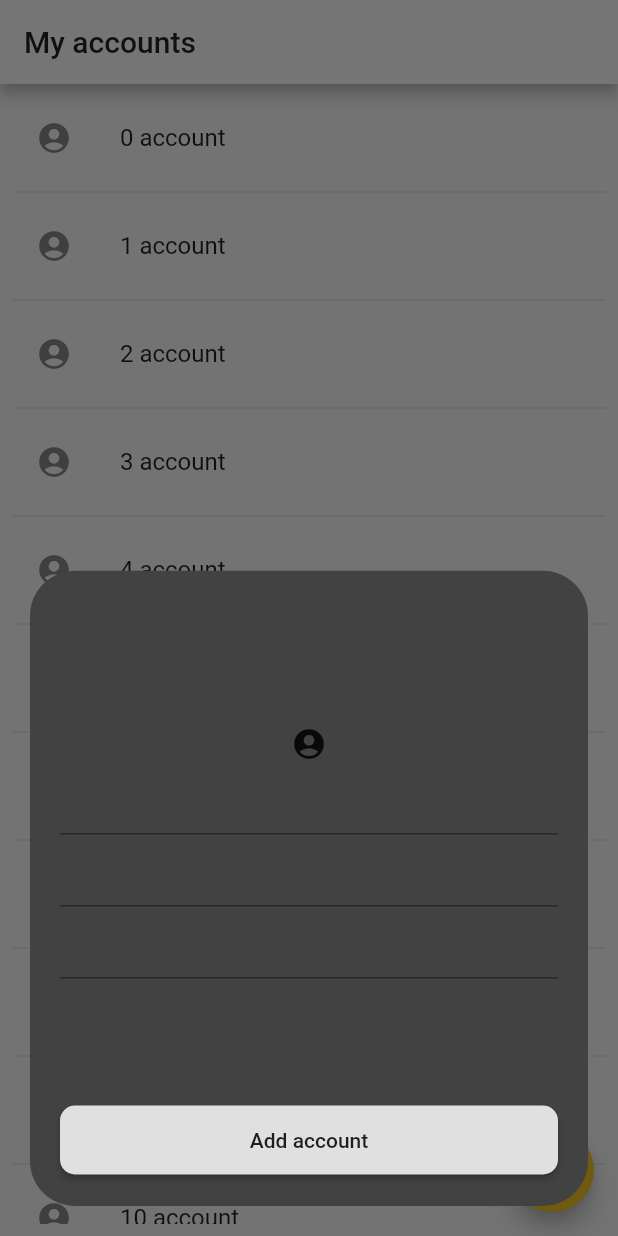
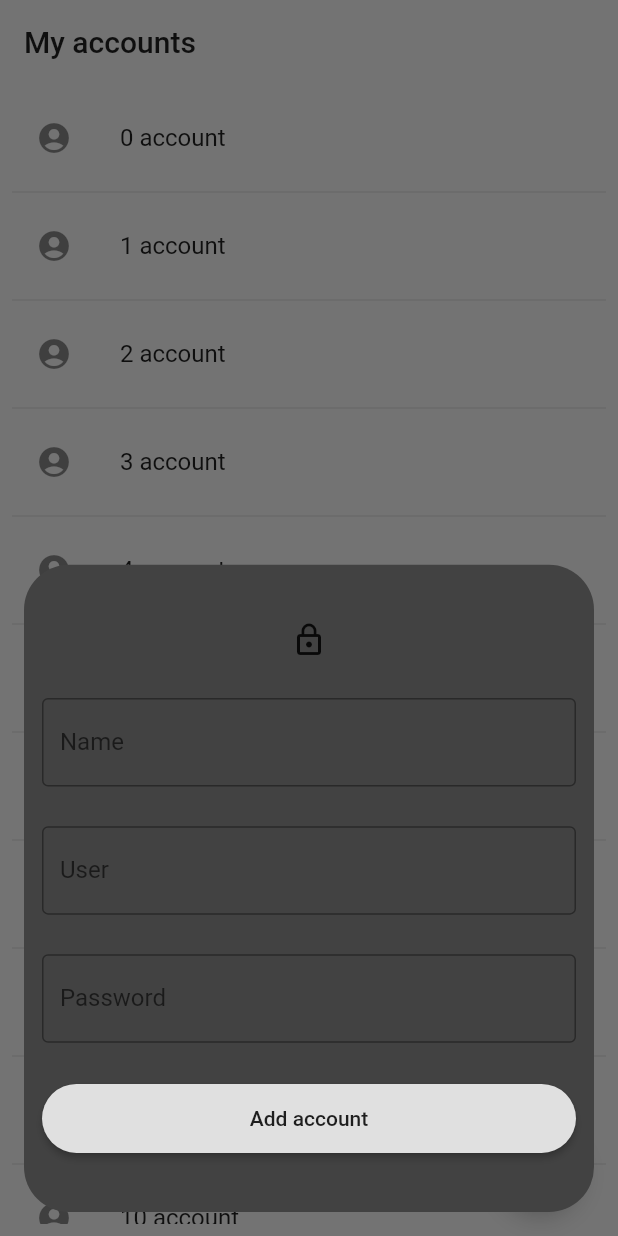
Before and after one commit to diegoalvis/Key-Keeper, a Flutter app: the screen it shows after launch, after a tap on the "add" icon, on a phone screen of 412 x 824 dp. Run offline on Flutter 3.47's test engine with Material 2 defaults, Android fonts, the light colour scheme and no system bars.

Commit message:
Implement UI of the add new account form

```diff
--- a/lib/account_list_page.dart
+++ b/lib/account_list_page.dart
@@ -13,7 +13,10 @@ class _AccountListPageState extends State<AccountListPage> {
   @override
   Widget build(BuildContext context) {
     return Scaffold(
-      appBar: AppBar(title: Text("My accounts")),
+      appBar: AppBar(
+        elevation: 0,
+          backgroundColor: Colors.transparent,
+          title: Text("My accounts")),
       body: Padding(
         padding: EdgeInsets.all(8.0),
         child: ListView.separated(
@@ -27,7 +30,9 @@ class _AccountListPageState extends State<AccountListPage> {
           itemCount: accounts.length,
         ),
       ),
-      floatingActionButton: FloatingActionButton(
+      floatingActionButton: Padding(
+        padding: const EdgeInsets.all(8.0),
+        child: FloatingActionButton(
             child: Icon(Icons.add),
             onPressed: () {
               showModalBottomSheet(
@@ -37,6 +42,7 @@ class _AccountListPageState extends State<AccountListPage> {
                     return AddAccountBottomSheet();
                   });
             }),
+      ),
     );
   }
 }
--- a/lib/add_account_bottom_sheet.dart
+++ b/lib/add_account_bottom_sheet.dart
@@ -1,5 +1,3 @@
-
-
 import 'package:flutter/material.dart';
 
 class AddAccountBottomSheet extends StatefulWidget {
@@ -10,6 +8,8 @@ class AddAccountBottomSheet extends StatefulWidget {
 class _AddAccountBottomSheetState extends State<AddAccountBottomSheet> {
   bool _showSecond = false;
 
+  final _formKey = GlobalKey<FormState>();
+
   @override
   Widget build(BuildContext context) {
     return BottomSheet(
@@ -17,24 +17,52 @@ class _AddAccountBottomSheetState extends State<AddAccountBottomSheet> {
       onClosing: () {},
       builder: (BuildContext context) {
         return Container(
-          margin: EdgeInsets.all(20),
+          margin: EdgeInsets.all(16),
           decoration: BoxDecoration(color: ThemeData.dark().cardColor, borderRadius: BorderRadius.circular(30)),
           child: AnimatedCrossFade(
               firstChild: Container(
-                padding: EdgeInsets.all(20),
+                padding: EdgeInsets.all(12),
                 constraints: BoxConstraints.expand(height: MediaQuery.of(context).size.height - 200),
+                child: Form(
+                  key: _formKey,
                   child: Column(
+                    mainAxisAlignment: MainAxisAlignment.spaceEvenly,
                     children: <Widget>[
-                    Spacer(),
-                    Icon(Icons.account_circle),
-                    TextField(),
-                    TextField(),
-                    TextField(),
-                    Spacer(),
+                      Icon(Icons.lock_outline),
+                      TextFormField(
+                        decoration: InputDecoration(border: OutlineInputBorder(), labelText: "Name", hintText: 'i.e. Gmail, Amazon, iCloud, Netflix...'),
+                        textCapitalization: TextCapitalization.sentences,
+                        validator: (value) {
+                          if (value.isEmpty) {
+                            return 'Please enter some text';
+                          }
+                          return null;
+                        },
+                      ),
+                      TextFormField(
+                        decoration: InputDecoration(border: OutlineInputBorder(), labelText: "User", hintText: 'john@example.com'),
+                        validator: (value) {
+                          if (value.isEmpty) {
+                            return 'Please enter some text';
+                          }
+                          return null;
+                        },
+                      ),
+                      TextFormField(
+                        decoration: InputDecoration(border: OutlineInputBorder(), labelText: "Password"),
+                        obscureText: true,
+                        keyboardType: TextInputType.visiblePassword,
+                        validator: (value) {
+                          if (value.isEmpty) {
+                            return 'Please enter some text';
+                          }
+                          return null;
+                        },
+                      ),
                       RaisedButton(
-                      onPressed: () => setState(() => _showSecond = true),
+                        onPressed: () => validateNewAccountSubmit(context),
                         padding: EdgeInsets.all(15),
-                      shape: RoundedRectangleBorder(borderRadius: BorderRadius.circular(10)),
+                        shape: RoundedRectangleBorder(borderRadius: BorderRadius.circular(50)),
                         child: Row(
                           mainAxisAlignment: MainAxisAlignment.center,
                           children: <Widget>[
@@ -45,6 +73,7 @@ class _AddAccountBottomSheetState extends State<AddAccountBottomSheet> {
                     ],
                   ),
                 ),
+              ),
               secondChild: Container(
                 constraints: BoxConstraints.expand(height: MediaQuery.of(context).size.height / 3),
                 padding: EdgeInsets.all(20),
@@ -52,19 +81,23 @@ class _AddAccountBottomSheetState extends State<AddAccountBottomSheet> {
                   alignment: Alignment.bottomCenter,
                   child: FloatingActionButton(
                     backgroundColor: Colors.green,
-                    onPressed: () => setState(() => _showSecond = false),
-                    child: Icon(
-                      Icons.check,
-                      color: Colors.white,
-                    ),
+                    onPressed: () => Navigator.pop(context),
+                    child: Icon(Icons.check, color: Colors.white),
                   ),
                 ),
               ),
               crossFadeState: _showSecond ? CrossFadeState.showSecond : CrossFadeState.showFirst,
               duration: Duration(milliseconds: 250)),
-//          duration: Duration(milliseconds: 300),
         );
       },
     );
   }
+
+  void validateNewAccountSubmit(BuildContext context) {
+    if (_formKey.currentState.validate()) {
+      setState(() => _showSecond = true);
+    } else {
+      Scaffold.of(context).showSnackBar(SnackBar(content: Text('Processing Data')));
     }
+  }
+}
```
Lines whose indentation alone changed are shown as unchanged.
